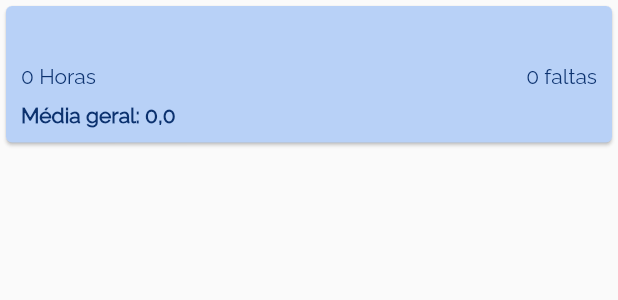
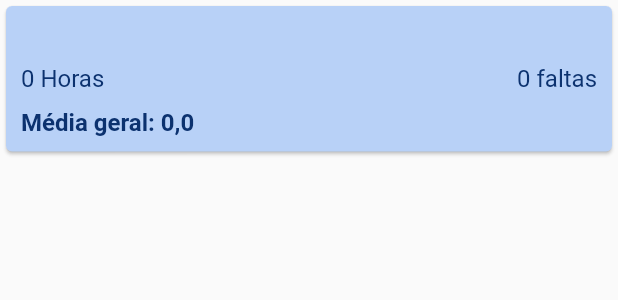
Before and after one commit to Itatech-Jr/Modern-School-Mobile, a Flutter app: what cardMateriaWidget() shows on an empty page, opened directly, on a phone screen of 412 x 824 dp. Shown: the top 300 px of the screen. Run offline on Flutter 3.47's test engine with Material 2 defaults, Android fonts, the phone set to English and light mode, and no system bars; our stand-ins replace font_awesome_flutter.

Commit message:
fix: change design card of students

```diff
--- a/lib/app/feature/activity/widget/card_materia_widget.dart
+++ b/lib/app/feature/activity/widget/card_materia_widget.dart
@@ -1,33 +1,33 @@
 import 'package:flutter/material.dart';
 
 import '../../../core/domain/entity/info_aluno_materia_entity.dart';
-import '../../../share/colors.dart';
+import '../../../share/card_style.dart';
 
 Widget cardMateriaWidget({required InfoAlunoMaterialEntity infoAlunMat}) {
   return Column(
     mainAxisSize: MainAxisSize.min,
     children: [
       Card(
-        color: Color(0xFFB8D1F7),
+        color: const Color(0xFFB8D1F7),
         child: Padding(
           padding: const EdgeInsets.all(10),
           child: Column(
             children: [
               Text(
-                infoAlunMat.materia,
-                style: TextStyle(fontSize: 16, fontWeight: FontWeight.bold, color: primaryColor),
+                infoAlunMat.matter,
+                style: cardAlunoTextStyle.copyWith(fontWeight: FontWeight.bold),
               ),
               const SizedBox(height: 10),
               Row(
                 mainAxisAlignment: MainAxisAlignment.spaceBetween,
                 children: [
                   Text(
-                    "${infoAlunMat.cargaHoraria} Horas",
-                    style: TextStyle(color: primaryColor),
+                    "${infoAlunMat.workload} Horas",
+                    style: cardAlunoTextStyle,
                   ),
                   Text(
-                    "${infoAlunMat.faltas} faltas",
-                    style: TextStyle(color: primaryColor),
+                    "${infoAlunMat.absences} faltas",
+                    style: cardAlunoTextStyle,
                   )
                 ],
               ),
@@ -36,35 +36,33 @@ Widget cardMateriaWidget({required InfoAlunoMaterialEntity infoAlunMat}) {
                 mainAxisAlignment: MainAxisAlignment.spaceBetween,
                 children: [
                   Text(
-                    "Média geral: ${infoAlunMat.mediaGeral.toString().replaceAll('.', ',')}",
-                    style: TextStyle(fontWeight: FontWeight.bold, color: primaryColor),
+                    "Média geral: ${infoAlunMat.overallAverage.toString().replaceAll('.', ',')}",
+                    style: cardAlunoTextStyle.copyWith(fontWeight: FontWeight.bold),
                   ),
                   Text(
                     infoAlunMat.status,
-                    style: TextStyle(fontWeight: FontWeight.bold, color: primaryColor),
+                    style: cardAlunoTextStyle.copyWith(fontWeight: FontWeight.bold),
                   )
                 ],
               ),
-              SingleChildScrollView(
-                scrollDirection: Axis.horizontal,
-                child: Row(
-                  children: infoAlunMat.notas.map((n) {
+              Row(
+                mainAxisAlignment: MainAxisAlignment.center,
+                children: infoAlunMat.grades.map((n) {
                   return Column(
                     children: [
                       Text(
-                          "U${infoAlunMat.notas.indexOf(n)+1}",
-                          style: TextStyle(color: primaryColor),
+                        "U${infoAlunMat.grades.indexOf(n)+1}",
+                        style: cardAlunoTextStyle.copyWith(fontWeight: FontWeight.bold),
                       ),
                       Container(
                         padding: EdgeInsets.all(8),
                         margin: EdgeInsets.only(top: 5, left: 5, right: 5),
                         decoration: BoxDecoration(color: Colors.green, borderRadius: BorderRadius.all(Radius.circular(5))),
-                          child: Text(n.toString(), style: TextStyle(color: Colors.white)),
+                        child: Text(n.toString().replaceAll('.', ','), style: TextStyle(fontFamily: 'Roboto', color: Colors.white)),
                       )
                     ],
                   );
                 }).toList(),
-                ),
               ),
             ],
           ),
```
Also changed, not shown: lib/app/core/domain/entity/info_aluno_materia_entity.dart (+6 -6 lines), lib/app/share/card_style.dart (+8 -0 lines). Lines whose indentation alone changed are shown as unchanged.
